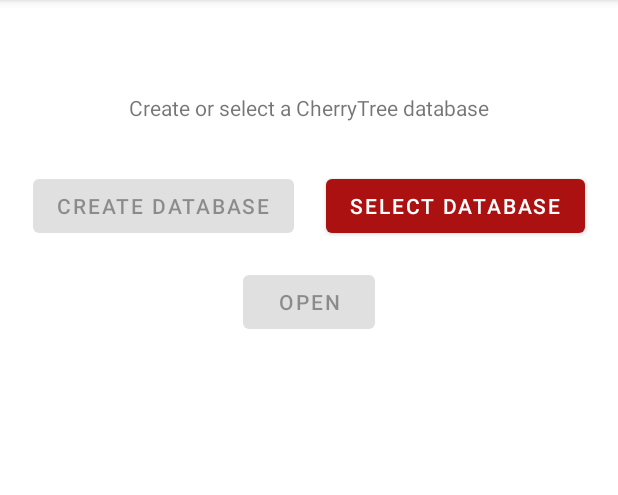
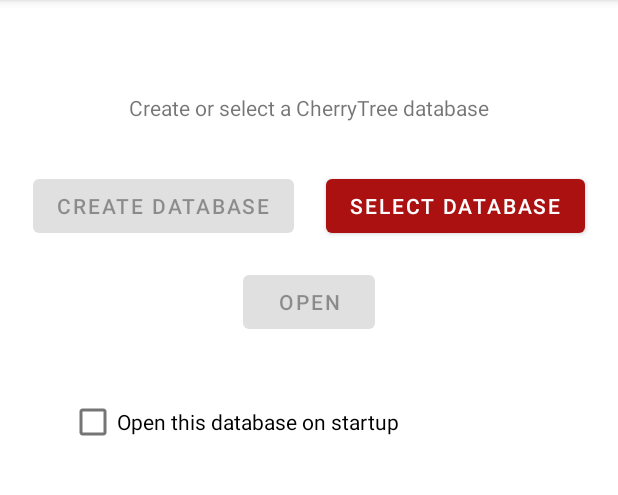
Before and after one commit to FFDA/SourCherry, an Android app: the screen it shows after launch (MainActivity), on a phone screen of 412 x 824 dp, the part 84-579 px from its top. Run offline under Robolectric (Android 15) with nearby library versions, the light colour scheme and no system bars.

Commit message:
Implemented checkbox to open database automatically (if it isn’t protected by password);

```diff
--- a/app/src/main/res/layout/activity_main.xml
+++ b/app/src/main/res/layout/activity_main.xml
@@ -13,10 +13,10 @@
         android:background="?attr/colorPrimary"
         android:elevation="4dp"
         android:theme="@style/ThemeOverlay.AppCompat.DayNight.ActionBar"
-        app:title="@string/app_name"
         app:layout_constraintStart_toStartOf="parent"
         app:layout_constraintTop_toTopOf="parent"
-        app:popupTheme="@style/ThemeOverlay.AppCompat.DayNight" />
+        app:popupTheme="@style/ThemeOverlay.AppCompat.DayNight"
+        app:title="@string/app_name" />
 
     <TextView
         android:id="@+id/textViewMessage"
@@ -36,7 +36,7 @@
         app:layout_constraintEnd_toStartOf="@+id/button_selenct_database"
         app:layout_constraintHorizontal_bias="0.5"
         app:layout_constraintStart_toStartOf="parent"
-        app:layout_constraintTop_toBottomOf="@+id/editTextTextPassword" />
+        app:layout_constraintTop_toBottomOf="@+id/passwordField" />
 
     <Button
         android:id="@+id/button_selenct_database"
@@ -48,7 +48,7 @@
         app:layout_constraintEnd_toEndOf="parent"
         app:layout_constraintHorizontal_bias="0.5"
         app:layout_constraintStart_toEndOf="@+id/button_create_database"
-        app:layout_constraintTop_toBottomOf="@+id/editTextTextPassword" />
+        app:layout_constraintTop_toBottomOf="@+id/passwordField" />
 
     <Button
         android:id="@+id/button_open"
@@ -62,12 +62,13 @@
         app:layout_constraintTop_toBottomOf="@+id/button_selenct_database" />
 
     <EditText
-        android:id="@+id/editTextTextPassword"
+        android:id="@+id/passwordField"
         android:layout_width="wrap_content"
         android:layout_height="wrap_content"
-        android:layout_marginTop="64dp"
+        android:layout_marginTop="32dp"
         android:ems="10"
         android:inputType="textPassword"
+        android:minHeight="48dp"
         app:layout_constraintEnd_toEndOf="parent"
         app:layout_constraintHorizontal_bias="0.5"
         app:layout_constraintStart_toEndOf="@+id/textViewPassword"
@@ -78,9 +79,21 @@
         android:layout_width="wrap_content"
         android:layout_height="wrap_content"
         android:text="@string/text_password_label"
-        app:layout_constraintBaseline_toBaselineOf="@+id/editTextTextPassword"
-        app:layout_constraintEnd_toStartOf="@+id/editTextTextPassword"
+        app:layout_constraintBaseline_toBaselineOf="@+id/passwordField"
+        app:layout_constraintEnd_toStartOf="@+id/passwordField"
         app:layout_constraintHorizontal_bias="0.5"
         app:layout_constraintStart_toStartOf="parent" />
 
+    <CheckBox
+        android:id="@+id/checkBox_auto_open"
+        android:layout_width="wrap_content"
+        android:layout_height="wrap_content"
+        android:layout_marginTop="32dp"
+        android:onClick="saveCheckboxStatus"
+        android:text="@string/checkbox_open_database_startup"
+        app:layout_constraintEnd_toEndOf="parent"
+        app:layout_constraintHorizontal_bias="0.24"
+        app:layout_constraintStart_toStartOf="parent"
+        app:layout_constraintTop_toBottomOf="@+id/button_open" />
+
 </androidx.constraintlayout.widget.ConstraintLayout>
--- a/app/src/main/res/values/strings.xml
+++ b/app/src/main/res/values/strings.xml
@@ -14,4 +14,5 @@
     <string name="nav_open">Open</string>
     <string name="nav_close">Close</string>
     <string name="com.ffda.SourCherry.PREFERENCE_FILE_KEY">preference_file_key</string>
+    <string name="checkbox_open_database_startup">Open this database on startup</string>
 </resources>
```
Also changed, not shown: app/src/main/java/com/ffda/sourcherry/MainActivity.java (+49 -19 lines).
